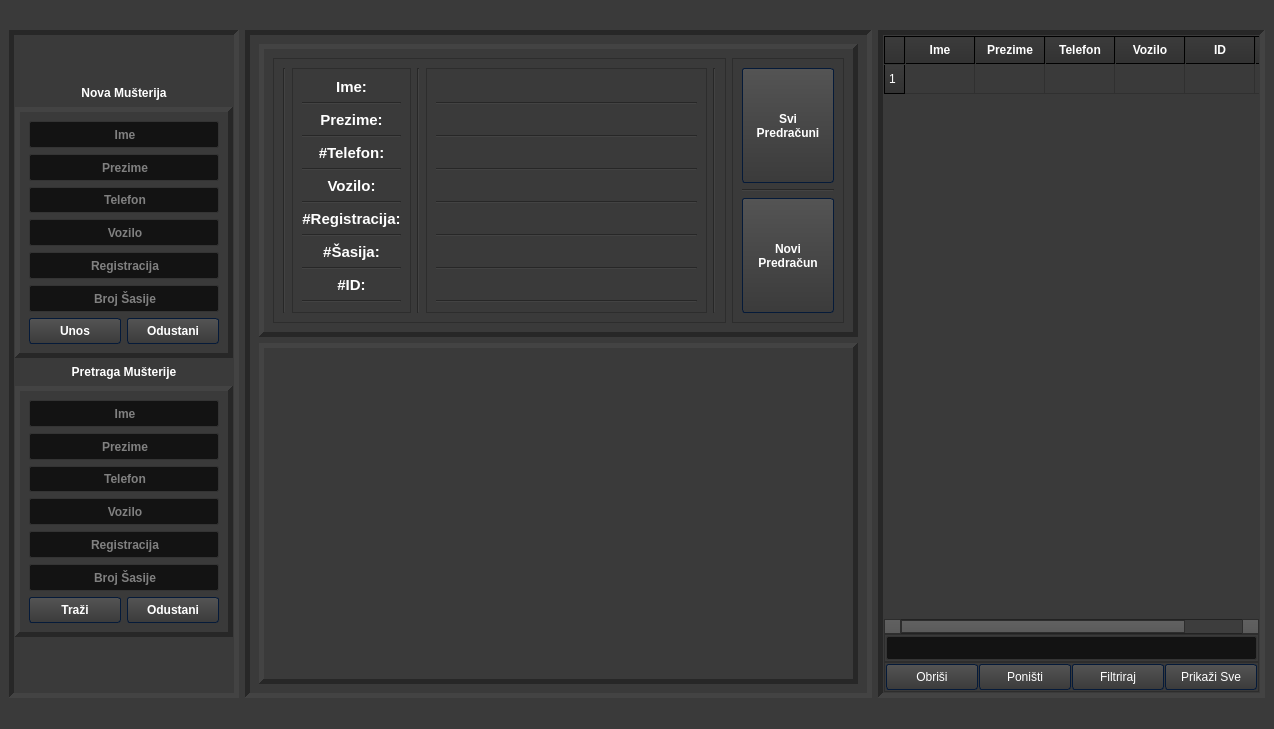
Qt form untitled.ui (4ntim4tter/Budget-Flow) before a commit.
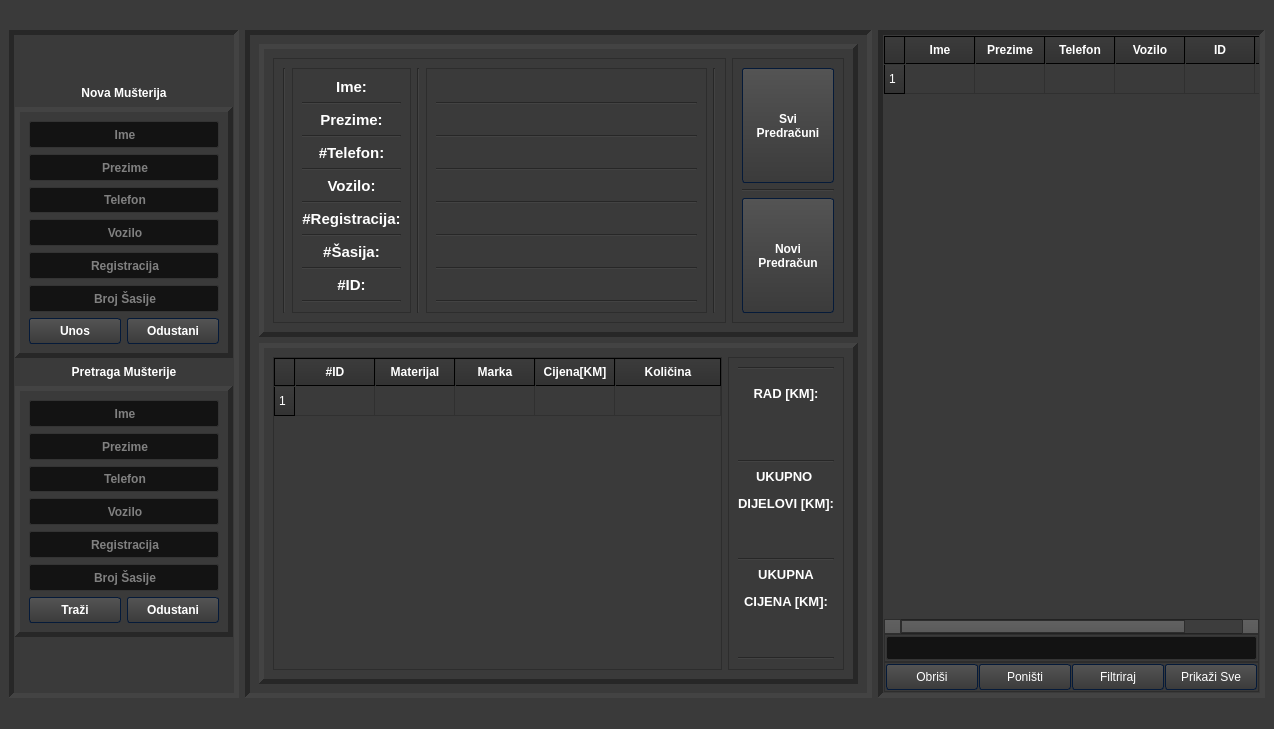
The same form after that commit. Icons and pictures are not drawn.

Commit message: build recipe table functions

Patch:
```diff
--- a/untitled.ui
+++ b/untitled.ui
@@ -2609,6 +2609,274 @@
          <property name="midLineWidth">
           <number>5</number>
          </property>
+         <layout class="QHBoxLayout" name="horizontalLayout_3" stretch="8,2">
+          <item>
+           <widget class="QTableWidget" name="customer_reciepts_table">
+            <property name="font">
+             <font>
+              <family>Arial</family>
+              <pointsize>9</pointsize>
+              <weight>75</weight>
+              <bold>true</bold>
+             </font>
+            </property>
+            <property name="selectionBehavior">
+             <enum>QAbstractItemView::SelectRows</enum>
+            </property>
+            <property name="rowCount">
+             <number>1</number>
+            </property>
+            <attribute name="horizontalHeaderCascadingSectionResizes">
+             <bool>false</bool>
+            </attribute>
+            <attribute name="horizontalHeaderDefaultSectionSize">
+             <number>80</number>
+            </attribute>
+            <attribute name="horizontalHeaderShowSortIndicator" stdset="0">
+             <bool>true</bool>
+            </attribute>
+            <attribute name="horizontalHeaderStretchLastSection">
+             <bool>true</bool>
+            </attribute>
+            <attribute name="verticalHeaderCascadingSectionResizes">
+             <bool>false</bool>
+            </attribute>
+            <row/>
+            <column>
+             <property name="text">
+              <string>#ID</string>
+             </property>
+             <property name="font">
+              <font>
+               <weight>75</weight>
+               <bold>true</bold>
+              </font>
+             </property>
+            </column>
+            <column>
+             <property name="text">
+              <string>Materijal</string>
+             </property>
+             <property name="font">
+              <font>
+               <family>Arial</family>
+               <pointsize>9</pointsize>
+               <weight>75</weight>
+               <bold>true</bold>
+              </font>
+             </property>
+            </column>
+            <column>
+             <property name="text">
+              <string>Marka</string>
+             </property>
+             <property name="font">
+              <font>
+               <family>Arial</family>
+               <pointsize>9</pointsize>
+               <weight>75</weight>
+               <bold>true</bold>
+              </font>
+             </property>
+            </column>
+            <column>
+             <property name="text">
+              <string>Cijena[KM]</string>
+             </property>
+             <property name="font">
+              <font>
+               <family>Arial</family>
+               <pointsize>9</pointsize>
+               <weight>75</weight>
+               <bold>true</bold>
+              </font>
+             </property>
+            </column>
+            <column>
+             <property name="text">
+              <string>Količina</string>
+             </property>
+             <property name="font">
+              <font>
+               <family>Arial</family>
+               <pointsize>9</pointsize>
+               <weight>75</weight>
+               <bold>true</bold>
+              </font>
+             </property>
+            </column>
+            <item row="0" column="0">
+             <property name="text">
+              <string/>
+             </property>
+             <property name="font">
+              <font>
+               <family>Arial</family>
+               <pointsize>9</pointsize>
+               <weight>75</weight>
+               <bold>true</bold>
+              </font>
+             </property>
+            </item>
+           </widget>
+          </item>
+          <item>
+           <widget class="QFrame" name="frame_7">
+            <property name="font">
+             <font>
+              <family>Arial</family>
+              <pointsize>9</pointsize>
+              <weight>75</weight>
+              <bold>true</bold>
+             </font>
+            </property>
+            <property name="frameShape">
+             <enum>QFrame::StyledPanel</enum>
+            </property>
+            <property name="frameShadow">
+             <enum>QFrame::Raised</enum>
+            </property>
+            <layout class="QVBoxLayout" name="verticalLayout_8">
+             <item>
+              <widget class="Line" name="line_21">
+               <property name="orientation">
+                <enum>Qt::Horizontal</enum>
+               </property>
+              </widget>
+             </item>
+             <item>
+              <widget class="QLabel" name="label">
+               <property name="font">
+                <font>
+                 <family>Arial</family>
+                 <pointsize>9</pointsize>
+                 <weight>75</weight>
+                 <bold>true</bold>
+                </font>
+               </property>
+               <property name="text">
+                <string>&lt;html&gt;&lt;head/&gt;&lt;body&gt;&lt;p&gt;&lt;span style=&quot; font-size:10pt;&quot;&gt;RAD [KM]:&lt;/span&gt;&lt;/p&gt;&lt;/body&gt;&lt;/html&gt;</string>
+               </property>
+               <property name="alignment">
+                <set>Qt::AlignCenter</set>
+               </property>
+              </widget>
+             </item>
+             <item>
+              <widget class="QLabel" name="label_4">
+               <property name="font">
+                <font>
+                 <family>Arial</family>
+                 <pointsize>9</pointsize>
+                 <weight>75</weight>
+                 <bold>true</bold>
+                </font>
+               </property>
+               <property name="text">
+                <string/>
+               </property>
+               <property name="alignment">
+                <set>Qt::AlignCenter</set>
+               </property>
+              </widget>
+             </item>
+             <item>
+              <widget class="Line" name="line_20">
+               <property name="orientation">
+                <enum>Qt::Horizontal</enum>
+               </property>
+              </widget>
+             </item>
+             <item>
+              <widget class="QLabel" name="label_2">
+               <property name="font">
+                <font>
+                 <family>Arial</family>
+                 <pointsize>9</pointsize>
+                 <weight>75</weight>
+                 <bold>true</bold>
+                </font>
+               </property>
+               <property name="text">
+                <string>&lt;html&gt;&lt;head/&gt;&lt;body&gt;&lt;p align=&quot;center&quot;&gt;&lt;span style=&quot; font-size:10pt;&quot;&gt;UKUPNO &lt;/span&gt;&lt;/p&gt;&lt;p align=&quot;center&quot;&gt;&lt;span style=&quot; font-size:10pt;&quot;&gt;DIJELOVI [KM]:&lt;/span&gt;&lt;/p&gt;&lt;/body&gt;&lt;/html&gt;</string>
+               </property>
+               <property name="alignment">
+                <set>Qt::AlignCenter</set>
+               </property>
+              </widget>
+             </item>
+             <item>
+              <widget class="QLabel" name="label_5">
+               <property name="font">
+                <font>
+                 <family>Arial</family>
+                 <pointsize>9</pointsize>
+                 <weight>75</weight>
+                 <bold>true</bold>
+                </font>
+               </property>
+               <property name="text">
+                <string/>
+               </property>
+               <property name="alignment">
+                <set>Qt::AlignCenter</set>
+               </property>
+              </widget>
+             </item>
+             <item>
+              <widget class="Line" name="line_19">
+               <property name="orientation">
+                <enum>Qt::Horizontal</enum>
+               </property>
+              </widget>
+             </item>
+             <item>
+              <widget class="QLabel" name="label_3">
+               <property name="font">
+                <font>
+                 <family>Arial</family>
+                 <pointsize>9</pointsize>
+                 <weight>75</weight>
+                 <bold>true</bold>
+                </font>
+               </property>
+               <property name="text">
+                <string>&lt;html&gt;&lt;head/&gt;&lt;body&gt;&lt;p&gt;&lt;span style=&quot; font-size:10pt;&quot;&gt;UKUPNA&lt;/span&gt;&lt;/p&gt;&lt;p&gt;&lt;span style=&quot; font-size:10pt;&quot;&gt;CIJENA [KM]:&lt;/span&gt;&lt;/p&gt;&lt;/body&gt;&lt;/html&gt;</string>
+               </property>
+               <property name="alignment">
+                <set>Qt::AlignCenter</set>
+               </property>
+              </widget>
+             </item>
+             <item>
+              <widget class="QLabel" name="label_6">
+               <property name="font">
+                <font>
+                 <family>Arial</family>
+                 <pointsize>9</pointsize>
+                 <weight>75</weight>
+                 <bold>true</bold>
+                </font>
+               </property>
+               <property name="text">
+                <string/>
+               </property>
+               <property name="alignment">
+                <set>Qt::AlignCenter</set>
+               </property>
+              </widget>
+             </item>
+             <item>
+              <widget class="Line" name="line_22">
+               <property name="orientation">
+                <enum>Qt::Horizontal</enum>
+               </property>
+              </widget>
+             </item>
+            </layout>
+           </widget>
+          </item>
+         </layout>
         </widget>
        </item>
       </layout>
```
The commit also changes 7 other files.
